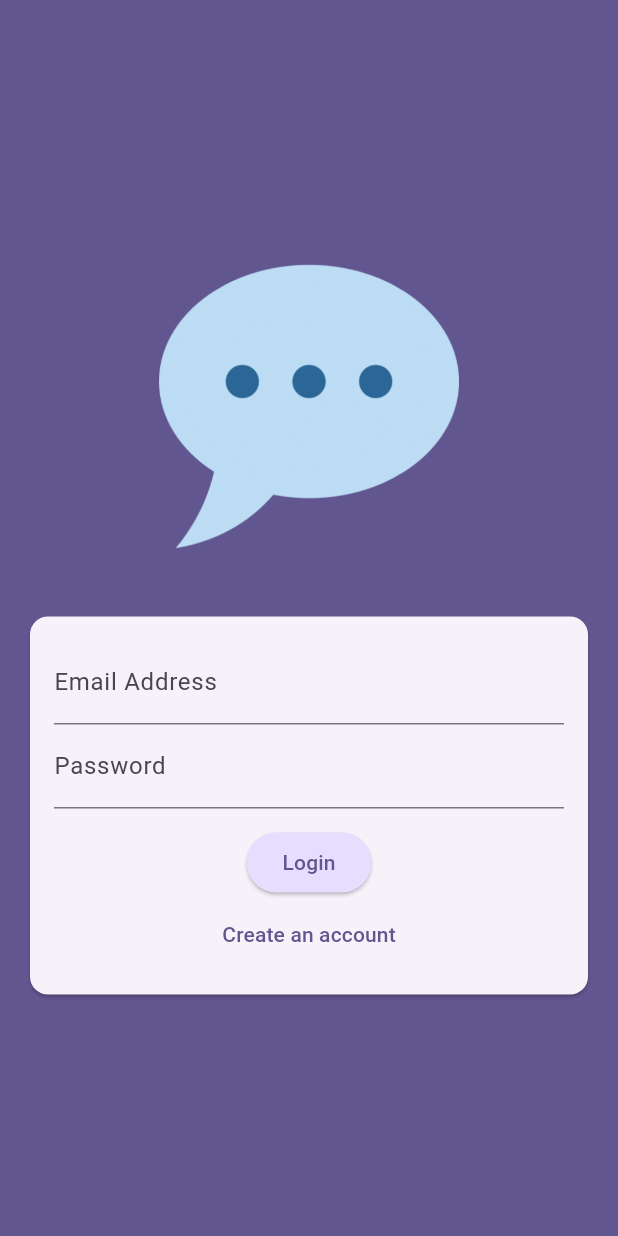
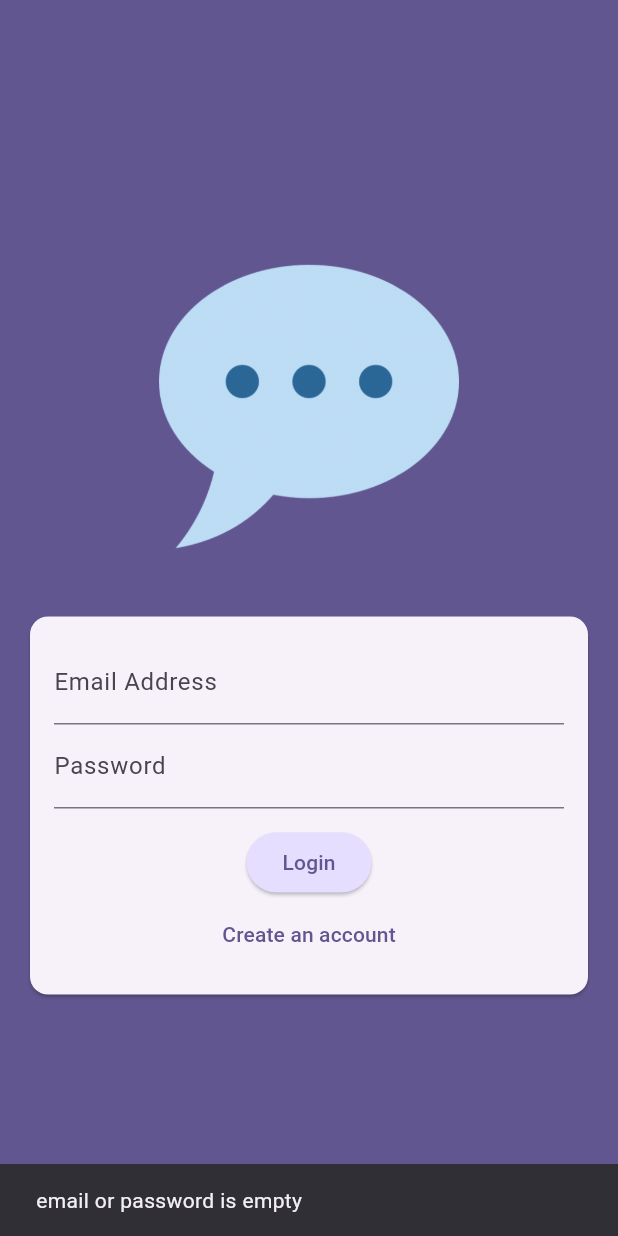
Before and after one commit to tidianeb5/chat_app, a Flutter app: the screen it shows after launch, after a tap on "Login", on a phone screen of 412 x 824 dp. Run offline on Flutter 3.47's test engine with Material 3 defaults, Android fonts, the phone set to English and light mode, and no system bars; our stand-ins replace firebase_auth, firebase_core; accounts and stored records are empty.

Commit message:
chat screen

```diff
--- a/lib/main.dart
+++ b/lib/main.dart
@@ -1,4 +1,7 @@
 import 'package:chat_app/screen/auth.dart';
+import 'package:chat_app/screen/chat.dart';
+import 'package:chat_app/screen/splash.dart';
+import 'package:firebase_auth/firebase_auth.dart';
 import 'package:flutter/material.dart';
 import 'package:firebase_core/firebase_core.dart';
 import 'firebase_options.dart';
@@ -16,13 +19,25 @@ class App extends StatelessWidget {
 
   @override
   Widget build(BuildContext context) {
+    // FirebaseAuth.instance.signOut();
     return MaterialApp(
       title: 'FlutterChat',
       theme: ThemeData().copyWith(
         colorScheme: ColorScheme.fromSeed(
             seedColor: const Color.fromARGB(255, 63, 17, 177)),
       ),
-      home: const AuthScreen(),
+      home: StreamBuilder(
+          stream: FirebaseAuth.instance.authStateChanges(),
+          builder: (ctx, snapshot) {
+            print(snapshot.connectionState);
+            if (snapshot.connectionState == ConnectionState.waiting) {
+              return const SplashScreen();
+            }
+            if (snapshot.hasData) {
+              return const ChatScreen();
+            }
+            return const AuthScreen();
+          }),
     );
   }
 }
--- a/lib/screen/auth.dart
+++ b/lib/screen/auth.dart
@@ -1,5 +1,7 @@
 import 'package:firebase_auth/firebase_auth.dart';
 import 'package:flutter/material.dart';
+
+final FirebaseAuth _auth = FirebaseAuth.instance;
 
 class AuthScreen extends StatefulWidget {
   const AuthScreen({super.key});
@@ -12,45 +14,94 @@ class AuthScreen extends StatefulWidget {
 
 class _AuthScreenState extends State<AuthScreen> {
   var _isLogin = true;
+  var _isLoading = false;
 
   final _emailController = TextEditingController();
   final _passwordController = TextEditingController();
 
+  void _showSnackbar(String text) {
+    ScaffoldMessenger.of(context).showSnackBar(SnackBar(
+      content: Text(text),
+      duration: const Duration(seconds: 5),
+    ));
+  }
+
+  void _login({required String email, required String password}) async {
+    try {
+      setState(() {
+        _isLoading = true;
+      });
+      final credential = await _auth.signInWithEmailAndPassword(
+          email: email, password: password);
+      _showSnackbar("Logged in");
+    } on FirebaseAuthException catch (e) {
+      if (e.code == 'user-not-found') {
+        _showSnackbar('No user found for that email.');
+      } else if (e.code == 'wrong-password') {
+        _showSnackbar('Wrong password provided for that user.');
+      } else {
+        print(e);
+        _showSnackbar(e.toString());
+      }
+    } catch (e) {
+      _showSnackbar(e.toString());
+    } finally {
+      setState(() {
+        _isLoading = false;
+      });
+    }
+  }
+
+  void _signup({required String email, required String password}) async {
+    setState(() {
+      _isLoading = true;
+    });
+    try {
+      final credential = await _auth.createUserWithEmailAndPassword(
+          email: email, password: password);
+      print(credential);
+      _showSnackbar('Your account has been created.');
+    } on FirebaseAuthException catch (e) {
+      if (e.code == 'weak-password') {
+        _showSnackbar('The password provided is too weak. ');
+      } else if (e.code == 'email-already-in-use') {
+        _showSnackbar('The account already exists for that email.');
+      } else {
+        _showSnackbar(e.toString());
+      }
+    } catch (e) {
+      _showSnackbar(e.toString());
+    } finally {
+      setState(() {
+        _isLoading = false;
+      });
+    }
+  }
+
   void _submit() async {
-    if (_isLogin) {
-      // Log user in
-      print("login");
-    } else {
-      print("signup");
-      // Sign user up
-      //validation
     final email = _emailController.text;
     final password = _passwordController.text;
 
     if (email.isEmpty || password.isEmpty) {
-        print("email or password is empty");
+      _showSnackbar("email or password is empty");
       return;
     }
 
-      try {
-        final userCredentials =
-            await FirebaseAuth.instance.createUserWithEmailAndPassword(
-          email: email,
-          password: password,
-        );
+    if (_isLogin) {
+      _login(email: email, password: password);
+      return;
+    }
 
-        print(userCredentials);
-        print('success');
-      } on FirebaseException catch (e) {
-        print(e);
-      } catch (e) {
-        print(e);
-      }
-    }
+    _signup(email: email, password: password);
+
+    setState(() {
+      _isLoading = false;
+    });
   }
 
   @override
   Widget build(BuildContext context) {
+    // _auth.signOut();
     return Scaffold(
       backgroundColor: Theme.of(context).colorScheme.primary,
       body: Center(
@@ -92,7 +143,9 @@ class _AuthScreenState extends State<AuthScreen> {
                             obscureText: true,
                           ),
                           const SizedBox(height: 12),
-                          ElevatedButton(
+                          _isLoading
+                              ? const CircularProgressIndicator()
+                              : ElevatedButton(
                                   onPressed: _submit,
                                   style: ElevatedButton.styleFrom(
                                     backgroundColor: Theme.of(context)
--- /dev/null
+++ b/lib/screen/splash.dart
@@ -0,0 +1,17 @@
+import 'package:flutter/material.dart';
+
+class SplashScreen extends StatelessWidget {
+  const SplashScreen({super.key});
+
+  @override
+  Widget build(BuildContext context) {
+    return Scaffold(
+      appBar: AppBar(
+        title: const Text('FlutterChat'),
+      ),
+      body: const Center(
+        child: Text('Loading...'),
+      ),
+    );
+  }
+}
```
Also changed, not shown: lib/screen/chat.dart (added, +26 -0 lines). Lines whose indentation alone changed are shown as unchanged.
